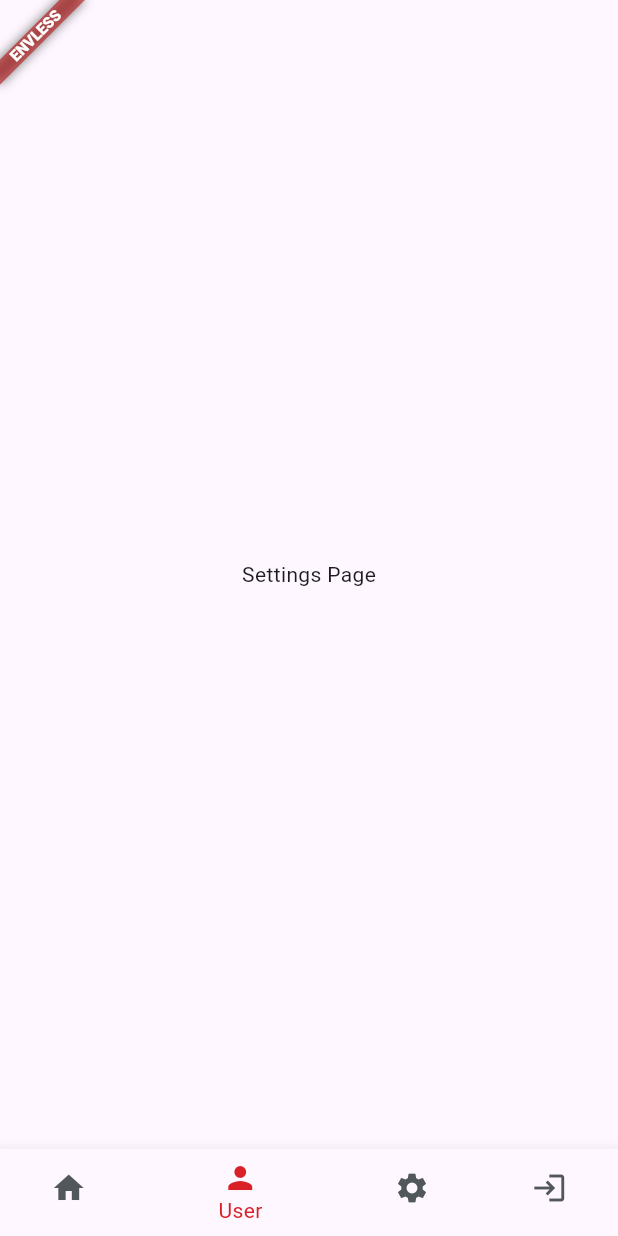
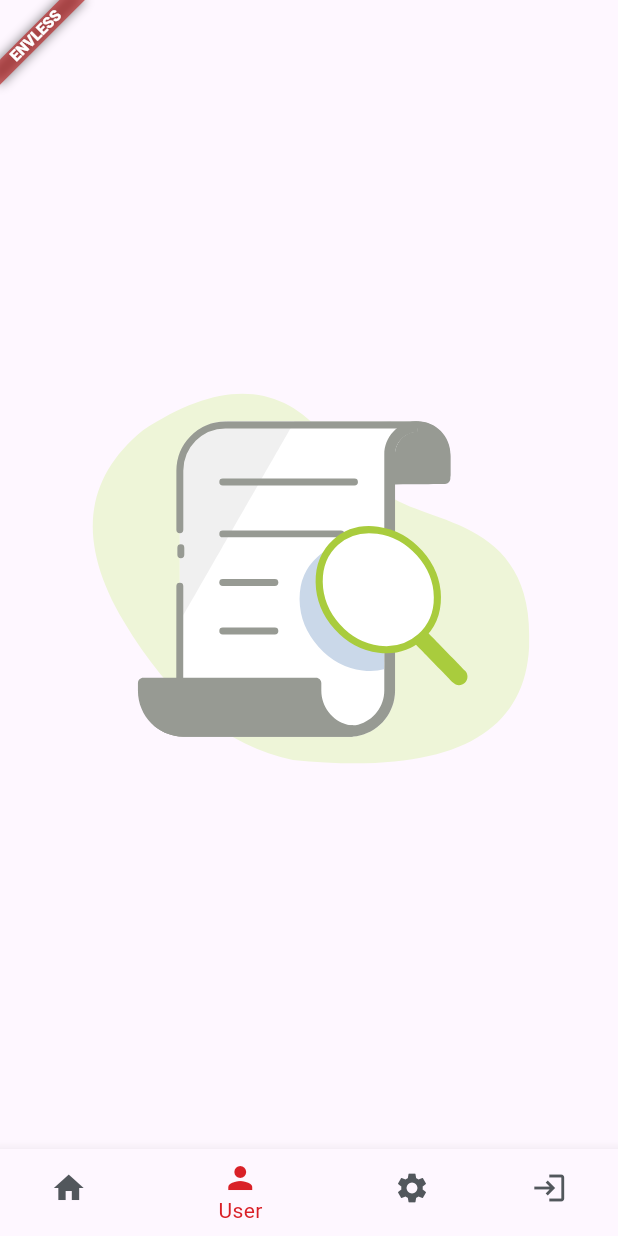
Before and after one commit to quangsuong/flutter_skeleton, a Flutter app: the screen it shows after launch, item 2 of the bottom bar chosen, on a phone screen of 412 x 824 dp. Run offline on Flutter 3.47's test engine with Material 3 defaults, Android fonts, the phone set to English and light mode, and no system bars; our stand-ins replace device_info_plus, dio, equatable, firebase_core, firebase_messaging, floor and 8 more; accounts and stored records are empty; generated files the repository leaves out were written again; network calls fail.

```diff
--- /dev/null
+++ b/lib/core/utils/my_animations.dart
@@ -0,0 +1,3 @@
+class MyAnimations {
+  static const String noResult = 'assets/animation/no_result.json';
+}
--- a/lib/ui/views/settings/settings_page.dart
+++ b/lib/ui/views/settings/settings_page.dart
@@ -2,11 +2,11 @@
 
 import 'package:flutter/material.dart';
 import 'package:flutter_bloc/flutter_bloc.dart';
-
 import 'package:flutter_skeleton/core/constants/language.dart';
 import 'package:flutter_skeleton/core/di/locator.dart';
 import 'package:flutter_skeleton/core/utils/localization.dart';
 import 'package:flutter_skeleton/logic/blocs/app/lang/language_bloc.dart';
+
 import 'settings_view_model.dart';
 
 class SettingsPage extends StatelessWidget {
@@ -31,7 +31,8 @@ class SettingsPage extends StatelessWidget {
                   ? MyLanguages.vi
                   : MyLanguages.en);
             },
-            child: Text(AppLocalizations.of(context).translate('changeLanguage')),
+            child:
+                Text(AppLocalizations.of(context).translate('changeLanguage')),
           ),
         );
       },
--- a/lib/ui/views/user/user_page.dart
+++ b/lib/ui/views/user/user_page.dart
@@ -1,14 +1,21 @@
 // lib/presentation/pages/settings_page.dart
 
 import 'package:flutter/material.dart';
+import 'package:lottie/lottie.dart';
+
+import '../../../core/utils/my_animations.dart';
 
 class UserPage extends StatelessWidget {
   const UserPage({super.key});
 
   @override
   Widget build(BuildContext context) {
-    return const Center(
-      child: Text('Settings Page'),
+    return MaterialApp(
+      home: Scaffold(
+        body: Center(
+          child: Lottie.asset(MyAnimations.noResult),
+        ),
+      ),
     );
   }
 }
--- a/pubspec.yaml
+++ b/pubspec.yaml
@@ -37,6 +37,7 @@ dependencies:
   intl: ^0.19.0
   firebase_analytics: ^11.2.0
   device_info_plus: ^10.1.0
+  lottie: ^3.1.2
 
 dev_dependencies:
   flutter_test:
```
Also changed, not shown: pubspec.lock.
